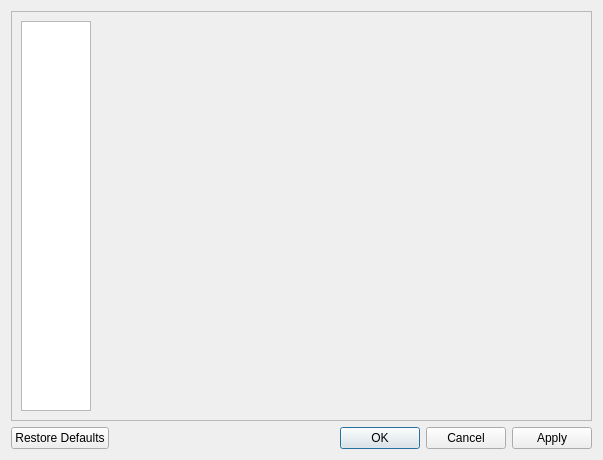
The window that forms/settingsdialog.ui (crapp/labpowerqt) describes before a commit, drawn with Qt 5.
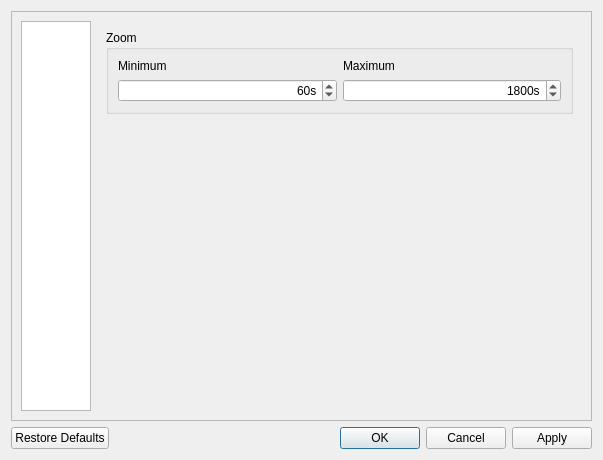
The same window after the commit. The open tabs and pages were chosen to show the change.

Commit message:
Define min max zoom for plot
It is now possible to set a value for minimum and maximum zoom level in
the settings dialog under the plot section.

Data widgets that display values from the mouse cursor position are only
updated if the container widget is visible.

Some changes to the todo file

The edit to the form file:
```diff
--- a/forms/settingsdialog.ui
+++ b/forms/settingsdialog.ui
@@ -214,7 +214,84 @@
           </item>
          </layout>
         </widget>
-        <widget class="QWidget" name="pagePlot"/>
+        <widget class="QWidget" name="pagePlot">
+         <layout class="QVBoxLayout" name="verticalLayout_3">
+          <item>
+           <widget class="QGroupBox" name="groupBoxPlotZoom">
+            <property name="title">
+             <string>Zoom</string>
+            </property>
+            <layout class="QGridLayout" name="gridLayout_3">
+             <item row="0" column="0">
+              <widget class="QLabel" name="labelPlotZoomMin">
+               <property name="text">
+                <string>Minimum</string>
+               </property>
+              </widget>
+             </item>
+             <item row="0" column="1">
+              <widget class="QLabel" name="labelPlotZoomMax">
+               <property name="text">
+                <string>Maximum</string>
+               </property>
+              </widget>
+             </item>
+             <item row="1" column="0">
+              <widget class="QSpinBox" name="spinBoxPlotZoomMin">
+               <property name="alignment">
+                <set>Qt::AlignRight|Qt::AlignTrailing|Qt::AlignVCenter</set>
+               </property>
+               <property name="suffix">
+                <string>s</string>
+               </property>
+               <property name="minimum">
+                <number>10</number>
+               </property>
+               <property name="maximum">
+                <number>21490</number>
+               </property>
+               <property name="value">
+                <number>60</number>
+               </property>
+              </widget>
+             </item>
+             <item row="1" column="1">
+              <widget class="QSpinBox" name="spinBoxPlotZoomMax">
+               <property name="alignment">
+                <set>Qt::AlignRight|Qt::AlignTrailing|Qt::AlignVCenter</set>
+               </property>
+               <property name="suffix">
+                <string>s</string>
+               </property>
+               <property name="minimum">
+                <number>120</number>
+               </property>
+               <property name="maximum">
+                <number>21600</number>
+               </property>
+               <property name="value">
+                <number>1800</number>
+               </property>
+              </widget>
+             </item>
+            </layout>
+           </widget>
+          </item>
+          <item>
+           <spacer name="verticalSpacer_3">
+            <property name="orientation">
+             <enum>Qt::Vertical</enum>
+            </property>
+            <property name="sizeHint" stdset="0">
+             <size>
+              <width>20</width>
+              <height>40</height>
+             </size>
+            </property>
+           </spacer>
+          </item>
+         </layout>
+        </widget>
         <widget class="QWidget" name="pageRecord">
          <layout class="QVBoxLayout" name="verticalLayout_5">
           <item>
```
Left out of the diff: 2 changed lines with no effect on the pictures. The commit also changes 8 other files.
